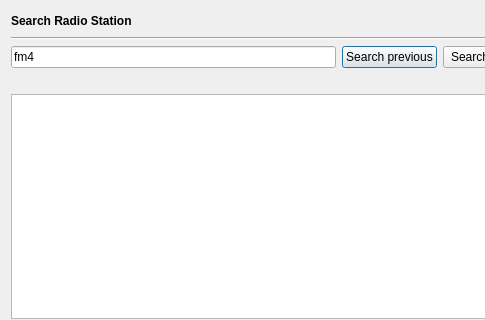
Inferno214221/sayonara-player, file src/GUI/Plugins/Stream/GUI_StationSearcher.ui: the form before one commit; both pictures show x 0 to 485 and y 0 to 320 of the 620 by 586 pixel window.
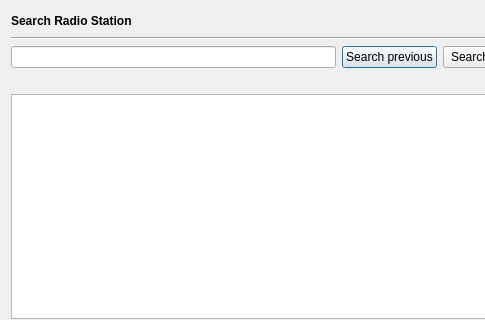
The form after the commit.

Commit message: Station searcher Line Edit

The edit to the form file:
```diff
--- a/src/GUI/Plugins/Stream/GUI_StationSearcher.ui
+++ b/src/GUI/Plugins/Stream/GUI_StationSearcher.ui
@@ -80,11 +80,7 @@
    <item row="4" column="0" colspan="2">
     <layout class="QHBoxLayout" name="horizontalLayout">
      <item>
-      <widget class="QLineEdit" name="le_search">
-       <property name="text">
-        <string>fm4</string>
-       </property>
-      </widget>
+      <widget class="QLineEdit" name="le_search"/>
      </item>
      <item>
       <widget class="QPushButton" name="btn_search_prev">
```
Left out of the diff: 2 changed lines with no effect on the pictures. The commit also changes 2 other files.
